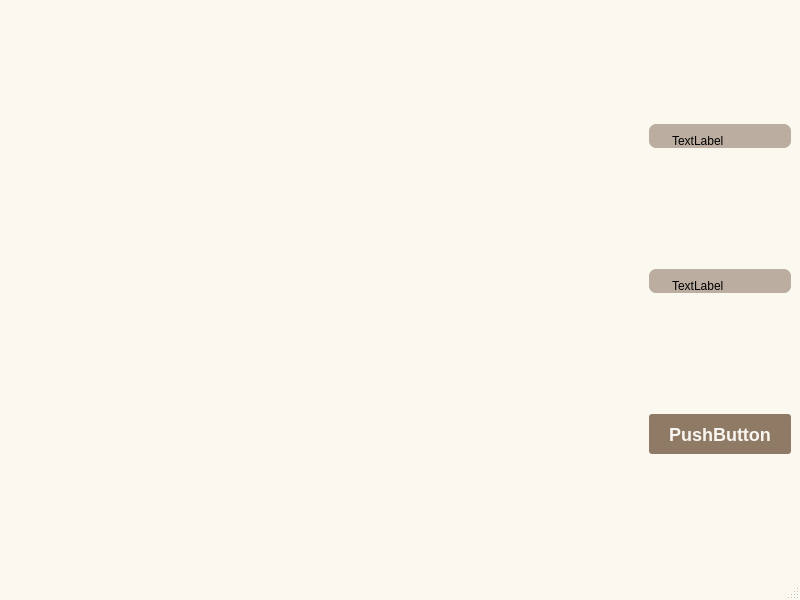
This is klotski/windowklotski.ui in w43322/q2048Klotski as Qt 5 draws it before an edit. The edited form follows.
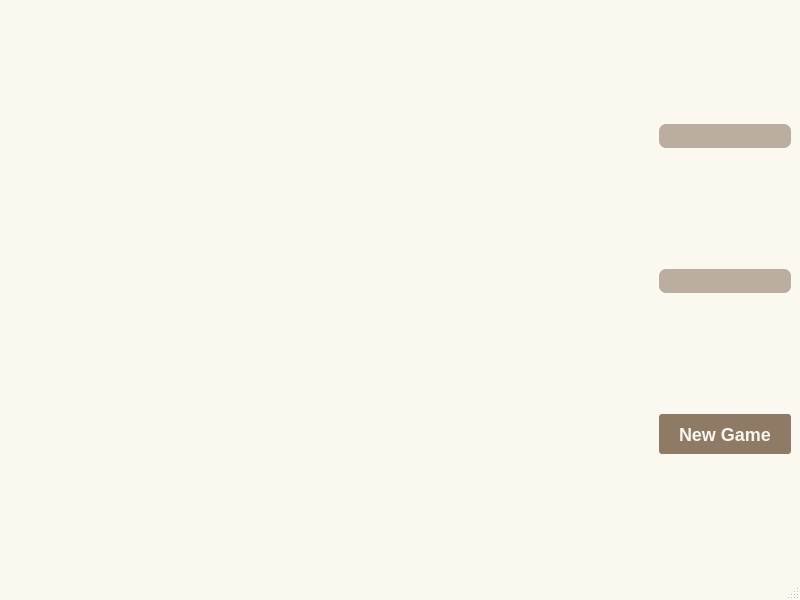
This is the edited form.

Diff of the .ui file:
```diff
--- a/klotski/windowklotski.ui
+++ b/klotski/windowklotski.ui
@@ -112,7 +112,10 @@
          </sizepolicy>
         </property>
         <property name="text">
-         <string>TextLabel</string>
+         <string/>
+        </property>
+        <property name="alignment">
+         <set>Qt::AlignCenter</set>
         </property>
        </widget>
       </item>
@@ -125,14 +128,17 @@
          </sizepolicy>
         </property>
         <property name="text">
-         <string>TextLabel</string>
+         <string/>
+        </property>
+        <property name="alignment">
+         <set>Qt::AlignCenter</set>
         </property>
        </widget>
       </item>
       <item>
        <widget class="QPushButton" name="pushButton">
         <property name="text">
-         <string>PushButton</string>
+         <string>New Game</string>
         </property>
        </widget>
       </item>
```
